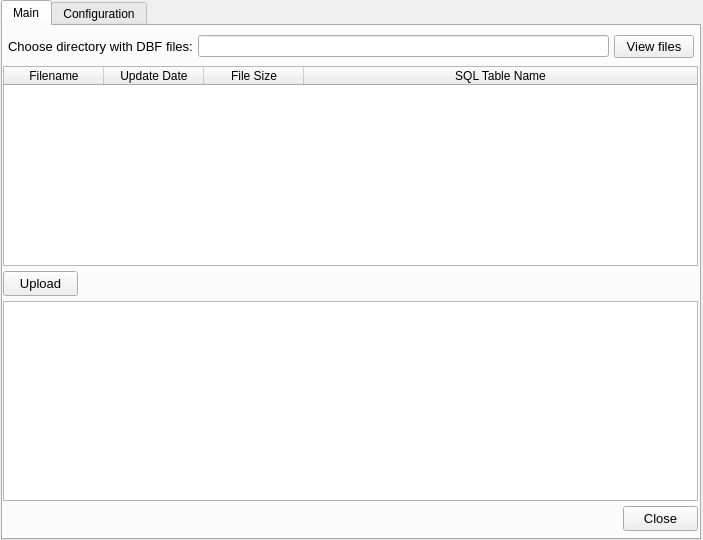
StanleyKubrik/DBFLoaderToSQL, file gui.ui: the form before one commit.
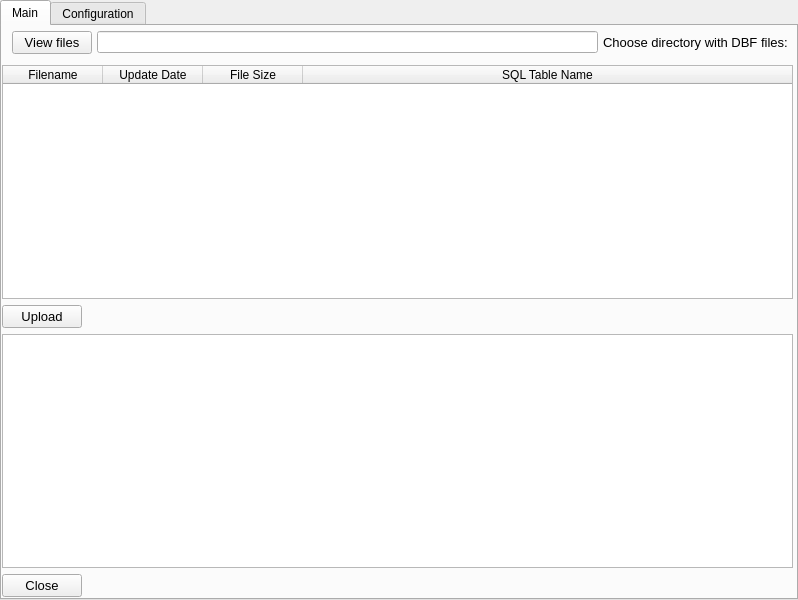
The form after the commit.

Commit message: 2022/06/23 - Need to finalize 'View files' button. Create resizable window.

```diff
--- a/gui.ui
+++ b/gui.ui
@@ -2,27 +2,51 @@
 <ui version="4.0">
  <class>MainWindow</class>
  <widget class="QMainWindow" name="MainWindow">
+  <property name="windowModality">
+   <enum>Qt::ApplicationModal</enum>
+  </property>
   <property name="geometry">
    <rect>
     <x>0</x>
     <y>0</y>
-    <width>703</width>
-    <height>540</height>
+    <width>798</width>
+    <height>600</height>
    </rect>
   </property>
+  <property name="sizePolicy">
+   <sizepolicy hsizetype="Preferred" vsizetype="Preferred">
+    <horstretch>0</horstretch>
+    <verstretch>0</verstretch>
+   </sizepolicy>
+  </property>
   <property name="windowTitle">
    <string>DBF Loader To SQL v1.0</string>
   </property>
   <widget class="QWidget" name="centralwidget">
+   <property name="sizePolicy">
+    <sizepolicy hsizetype="Preferred" vsizetype="Preferred">
+     <horstretch>0</horstretch>
+     <verstretch>0</verstretch>
+    </sizepolicy>
+   </property>
+   <layout class="QVBoxLayout" name="verticalLayout_3" stretch="0">
+    <property name="spacing">
+     <number>5</number>
+    </property>
+    <property name="leftMargin">
+     <number>0</number>
+    </property>
+    <property name="topMargin">
+     <number>0</number>
+    </property>
+    <property name="rightMargin">
+     <number>0</number>
+    </property>
+    <property name="bottomMargin">
+     <number>0</number>
+    </property>
+    <item>
    <widget class="QTabWidget" name="tabWidget">
-    <property name="geometry">
-     <rect>
-      <x>1</x>
-      <y>0</y>
-      <width>700</width>
-      <height>540</height>
-     </rect>
-    </property>
     <property name="sizePolicy">
      <sizepolicy hsizetype="Expanding" vsizetype="Expanding">
       <horstretch>0</horstretch>
@@ -36,60 +60,75 @@
      <attribute name="title">
       <string>Main</string>
      </attribute>
-     <widget class="QPushButton" name="btn_upload">
+       <widget class="QWidget" name="">
       <property name="geometry">
        <rect>
         <x>0</x>
-        <y>245</y>
-        <width>75</width>
-        <height>25</height>
-       </rect>
-      </property>
+          <y>0</y>
+          <width>791</width>
+          <height>571</height>
+         </rect>
+        </property>
+        <layout class="QVBoxLayout" name="verticalLayout_2">
+         <property name="sizeConstraint">
+          <enum>QLayout::SetDefaultConstraint</enum>
+         </property>
+         <item>
+          <layout class="QHBoxLayout" name="horizontalLayout" stretch="0,1,0">
+           <property name="spacing">
+            <number>5</number>
+           </property>
+           <property name="sizeConstraint">
+            <enum>QLayout::SetDefaultConstraint</enum>
+           </property>
+           <property name="leftMargin">
+            <number>10</number>
+           </property>
+           <property name="topMargin">
+            <number>5</number>
+           </property>
+           <property name="rightMargin">
+            <number>5</number>
+           </property>
+           <property name="bottomMargin">
+            <number>5</number>
+           </property>
+           <item>
+            <widget class="QPushButton" name="btn_view_files">
       <property name="font">
        <font>
         <pointsize>10</pointsize>
        </font>
       </property>
       <property name="text">
-       <string>Upload</string>
-      </property>
-     </widget>
-     <widget class="QTextEdit" name="txt_console">
-      <property name="geometry">
-       <rect>
-        <x>0</x>
-        <y>275</y>
-        <width>695</width>
-        <height>200</height>
-       </rect>
-      </property>
-     </widget>
-     <widget class="QPushButton" name="btn_close">
-      <property name="geometry">
-       <rect>
-        <x>620</x>
-        <y>480</y>
-        <width>75</width>
-        <height>25</height>
-       </rect>
-      </property>
+              <string>View files</string>
+             </property>
+            </widget>
+           </item>
+           <item>
+            <widget class="QLineEdit" name="lineedit_directory"/>
+           </item>
+           <item>
+            <widget class="QLabel" name="lbl_choose">
       <property name="font">
        <font>
         <pointsize>10</pointsize>
        </font>
       </property>
       <property name="text">
-       <string>Close</string>
-      </property>
-     </widget>
+              <string>Choose directory with DBF files:</string>
+             </property>
+            </widget>
+           </item>
+          </layout>
+         </item>
+         <item>
      <widget class="QTableWidget" name="tbl_dbfs">
-      <property name="geometry">
-       <rect>
-        <x>0</x>
-        <y>40</y>
-        <width>695</width>
-        <height>200</height>
-       </rect>
+           <property name="sizePolicy">
+            <sizepolicy hsizetype="Expanding" vsizetype="Expanding">
+             <horstretch>50</horstretch>
+             <verstretch>0</verstretch>
+            </sizepolicy>
       </property>
       <property name="frameShape">
        <enum>QFrame::StyledPanel</enum>
@@ -157,58 +196,49 @@
        </property>
       </column>
      </widget>
-     <widget class="QWidget" name="">
-      <property name="geometry">
-       <rect>
-        <x>-5</x>
-        <y>0</y>
-        <width>701</width>
-        <height>41</height>
-       </rect>
-      </property>
-      <layout class="QHBoxLayout" name="horizontalLayout" stretch="0,1,0">
-       <property name="spacing">
-        <number>5</number>
-       </property>
-       <property name="sizeConstraint">
-        <enum>QLayout::SetDefaultConstraint</enum>
-       </property>
-       <property name="leftMargin">
-        <number>10</number>
-       </property>
-       <property name="topMargin">
-        <number>5</number>
-       </property>
-       <property name="rightMargin">
-        <number>5</number>
-       </property>
-       <property name="bottomMargin">
-        <number>5</number>
-       </property>
+         </item>
        <item>
-        <widget class="QLabel" name="lbl_choose">
+          <widget class="QPushButton" name="btn_upload">
+           <property name="sizePolicy">
+            <sizepolicy hsizetype="Fixed" vsizetype="Fixed">
+             <horstretch>0</horstretch>
+             <verstretch>0</verstretch>
+            </sizepolicy>
+           </property>
          <property name="font">
           <font>
            <pointsize>10</pointsize>
           </font>
          </property>
          <property name="text">
-          <string>Choose directory with DBF files:</string>
+            <string>Upload</string>
          </property>
         </widget>
        </item>
        <item>
-        <widget class="QLineEdit" name="lineedit_directory"/>
+          <widget class="QTextEdit" name="txt_console"/>
        </item>
        <item>
-        <widget class="QPushButton" name="btn_view_files">
+          <widget class="QPushButton" name="btn_close">
+           <property name="sizePolicy">
+            <sizepolicy hsizetype="Fixed" vsizetype="Fixed">
+             <horstretch>0</horstretch>
+             <verstretch>0</verstretch>
+            </sizepolicy>
+           </property>
          <property name="font">
           <font>
            <pointsize>10</pointsize>
           </font>
          </property>
+           <property name="layoutDirection">
+            <enum>Qt::LeftToRight</enum>
+           </property>
+           <property name="autoFillBackground">
+            <bool>false</bool>
+           </property>
          <property name="text">
-          <string>View files</string>
+            <string>Close</string>
          </property>
         </widget>
        </item>
@@ -219,16 +249,12 @@
      <attribute name="title">
       <string>Configuration</string>
      </attribute>
-     <widget class="QWidget" name="formLayoutWidget">
-      <property name="geometry">
-       <rect>
-        <x>0</x>
-        <y>0</y>
-        <width>361</width>
-        <height>511</height>
-       </rect>
-      </property>
+       <layout class="QHBoxLayout" name="horizontalLayout_2">
+        <item>
       <layout class="QFormLayout" name="config_column1">
+          <property name="rowWrapPolicy">
+           <enum>QFormLayout::DontWrapRows</enum>
+          </property>
        <property name="leftMargin">
         <number>5</number>
        </property>
@@ -280,16 +306,8 @@
         </widget>
        </item>
       </layout>
-     </widget>
-     <widget class="QWidget" name="formLayoutWidget_2">
-      <property name="geometry">
-       <rect>
-        <x>360</x>
-        <y>0</y>
-        <width>91</width>
-        <height>511</height>
-       </rect>
-      </property>
+        </item>
+        <item>
       <layout class="QFormLayout" name="config_column2">
        <property name="leftMargin">
         <number>5</number>
@@ -312,12 +330,21 @@
          <property name="enabled">
           <bool>true</bool>
          </property>
+            <property name="sizePolicy">
+             <sizepolicy hsizetype="Preferred" vsizetype="Preferred">
+              <horstretch>0</horstretch>
+              <verstretch>0</verstretch>
+             </sizepolicy>
+            </property>
         </widget>
        </item>
       </layout>
-     </widget>
-    </widget>
-   </widget>
+        </item>
+       </layout>
+      </widget>
+     </widget>
+    </item>
+   </layout>
   </widget>
  </widget>
  <tabstops>
```
Left out of the diff: 1 changed line with no effect on the pictures. Lines whose indentation alone changed are shown as unchanged. The commit also changes 5 other files.
